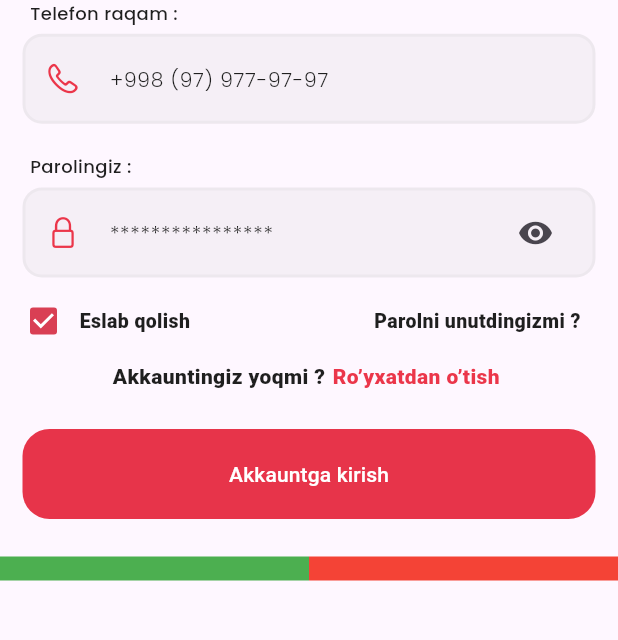
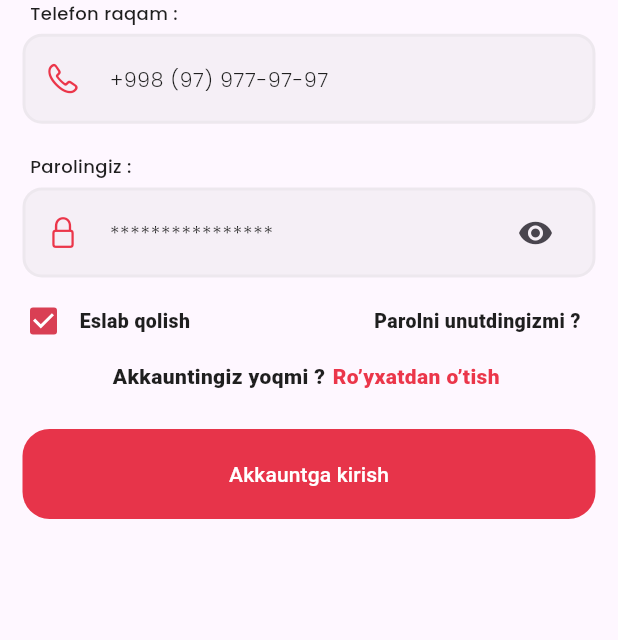
Before and after one commit to professorDeveloper/MedHome, a Flutter app: the screen it shows after launch, on a phone screen of 412 x 824 dp, the part 480-1120 px from its top. Run offline on Flutter 3.47's test engine with Material 3 defaults, Android fonts, the phone set to English and light mode, and no system bars; our stand-ins replace animate_do, auto_route, connectivity_plus, flutter_svg, google_fonts, shared_preferences; missing offline and left inert: flutter_share, new_version, otp_pin_field, simple_item_selector.

Commit message:
changed register_agree_screen.dart

```diff
--- a/lib/screens/login/login_screen.dart
+++ b/lib/screens/login/login_screen.dart
@@ -339,23 +339,7 @@ class _LoginScreenState extends State<LoginScreen>
                 ),
               ),
             ),
-            SizedBox(height: 10,),
-        Row(
-          children: [
-            Expanded(
-              child: Container(
-                height: 16,
-                color: Colors.green, // Set the color for Container 1
-              ),
-            ),
-            Expanded(
-              child: Container(
-                height: 16,
-                color: Colors.red, // Set the color for Container 2
-              ),
-            ),
-          ],
-        )
+            SizedBox(height: 15,),
         ],
         ),
       ),
--- a/lib/screens/register/phone_input_screen.dart
+++ b/lib/screens/register/phone_input_screen.dart
@@ -21,6 +21,8 @@ class _PhoneInputScreenState extends State<PhoneInputScreen> {
   @override
   Widget build(BuildContext context) {
     return Scaffold(
+      resizeToAvoidBottomInset: false,
+
       body: SingleChildScrollView(
         child: Column(
           children: [
--- a/lib/screens/verify/VerifyBottomSheet.dart
+++ b/lib/screens/verify/VerifyBottomSheet.dart
@@ -9,8 +9,7 @@ Future<dynamic> verifyBottomSheet(BuildContext context) {
   return showModalBottomSheet(
       context: context,
       builder: (context) {
-        return SingleChildScrollView(
-          child: Container(
+        return Container(
           padding: EdgeInsets.symmetric(horizontal: 15),
           decoration: BoxDecoration(
             color: AppColor.white,
@@ -34,6 +33,7 @@ Future<dynamic> verifyBottomSheet(BuildContext context) {
               ),
               SizedBox(height: 50),
               OtpPinField(
+
                   onSubmit: (text) {},
                   onChange: (text) {},
                   key: _otpPinFiledController,
@@ -75,13 +75,13 @@ Future<dynamic> verifyBottomSheet(BuildContext context) {
                   textColor: Colors.white,
                   shape: RoundedRectangleBorder(
                     borderRadius: BorderRadius.circular(20),
+
                   ),
                   child: const Text("Tasdiqlash"),
                 ),
               ),
             ],
           ),
-          ),
         );
       });
 }
```
Also changed, not shown: 1 other file. Lines whose indentation alone changed are shown as unchanged.
